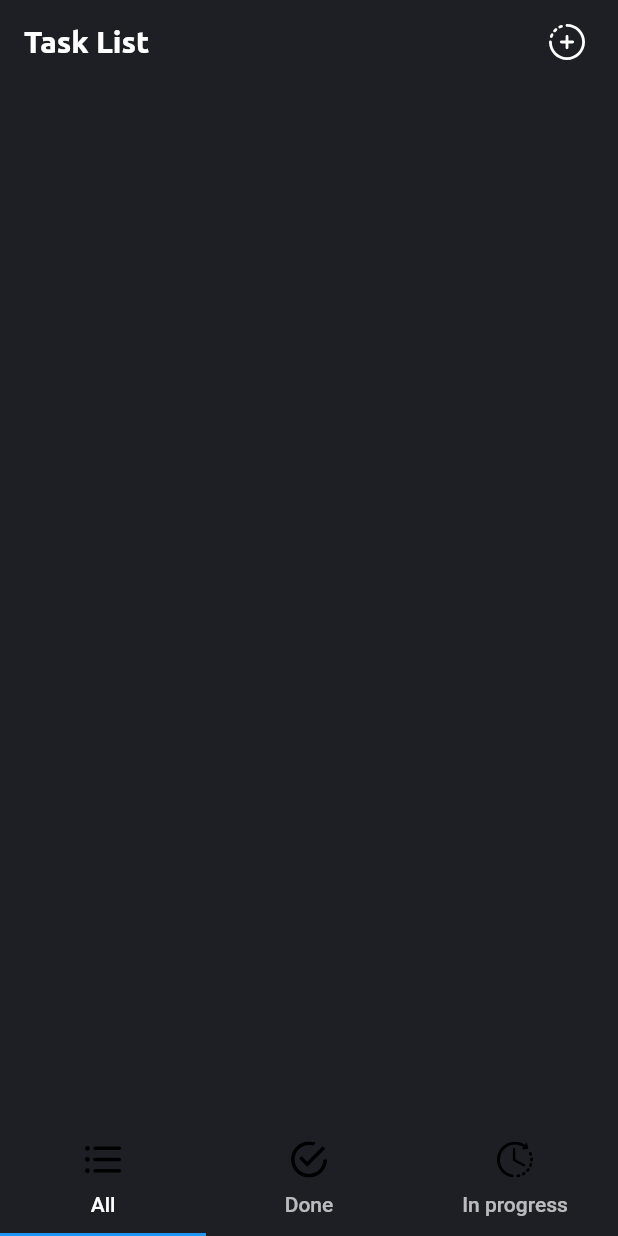
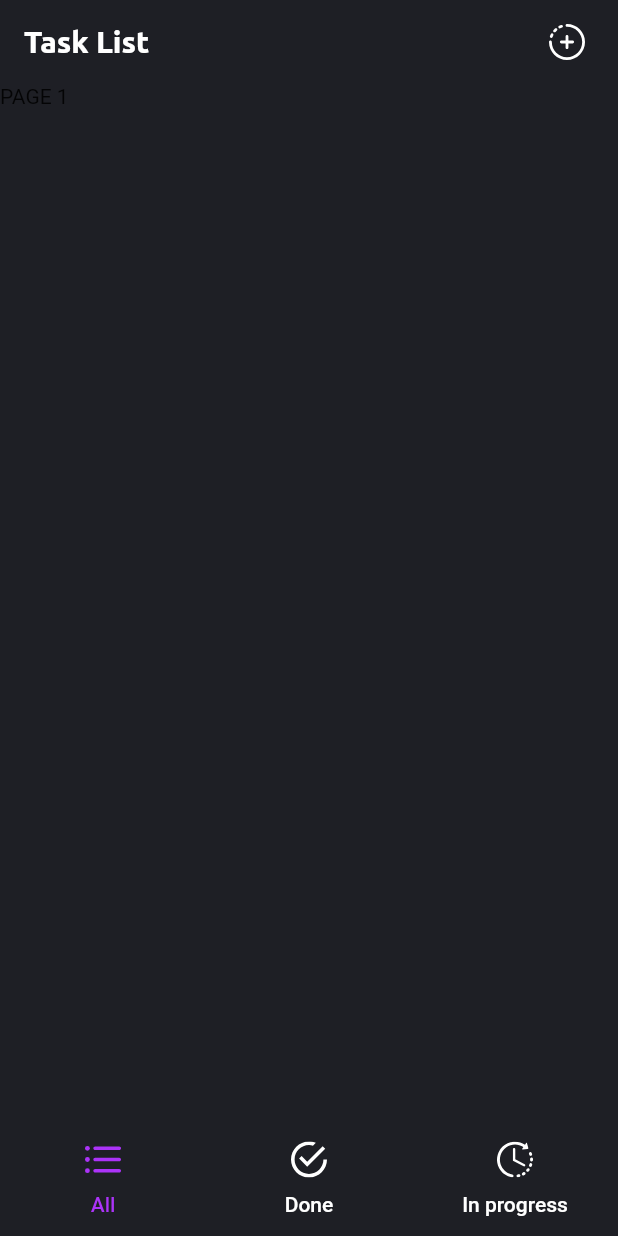
Before and after one commit to bobobekturdiyev/taskListAlif, a Flutter app: the screen it shows after launch, on a phone screen of 412 x 824 dp. Run offline on Flutter 3.47's test engine with Material 2 defaults, Android fonts, the phone set to English and light mode, and no system bars; our stand-ins replace flutter_svg.

Commit message:
refactor(HomeScreen): change tabbar controller, modify styles

```diff
--- a/lib/data/util/colors.dart
+++ b/lib/data/util/colors.dart
@@ -3,7 +3,7 @@ import 'dart:ui';
 import 'package:flutter/material.dart';
 
 class MyColors {
-  static const Color primaryColor = Color(0xFF752CD1);
+  static const Color primaryColor = Color(0xFFAC33F9);
   static const Color backgroundColor = Color(0xFF1E1F25);
   static const Color transparent = Colors.transparent;
 
--- a/lib/screens/home_screen/home_screen.dart
+++ b/lib/screens/home_screen/home_screen.dart
@@ -18,6 +18,7 @@ class _HomeScreenState extends State<HomeScreen>
   @override
   void initState() {
     _tabController = TabController(length: 3, vsync: this, initialIndex: 0);
+    _tabController.addListener(_handleTabSelection);
     super.initState();
   }
 
@@ -25,6 +26,10 @@ class _HomeScreenState extends State<HomeScreen>
   void dispose() {
     _tabController.dispose();
     super.dispose();
+  }
+
+  void _handleTabSelection() {
+    setState(() {});
   }
 
   @override
@@ -57,16 +62,27 @@ class _HomeScreenState extends State<HomeScreen>
           ),
         ],
       ),
-      body: Column(
-        children: [],
+      body: TabBarView(
+        controller: _tabController,
+        children: const [
+          Text("PAGE 1"),
+          Text("PAGE 2"),
+          Text("PAGE 3"),
+        ],
       ),
       bottomNavigationBar: TabBar(
         controller: _tabController,
+        indicatorColor: MyColors.transparent,
+        labelColor: MyColors.primaryColor,
+        unselectedLabelColor: MyColors.white,
         tabs: [
           Tab(
             text: "All",
             icon: SvgPicture.asset(
               MyIcons.list,
+              color: _tabController.index == 0
+                  ? MyColors.primaryColor
+                  : Colors.white,
               width: 24,
               height: 24,
             ),
@@ -75,6 +91,9 @@ class _HomeScreenState extends State<HomeScreen>
             text: "Done",
             icon: SvgPicture.asset(
               MyIcons.tick,
+              color: _tabController.index == 1
+                  ? MyColors.primaryColor
+                  : Colors.white,
               width: 24,
               height: 24,
             ),
@@ -83,6 +102,9 @@ class _HomeScreenState extends State<HomeScreen>
             text: "In progress",
             icon: SvgPicture.asset(
               MyIcons.waiting,
+              color: _tabController.index == 2
+                  ? MyColors.primaryColor
+                  : Colors.white,
               width: 24,
               height: 24,
             ),
```
